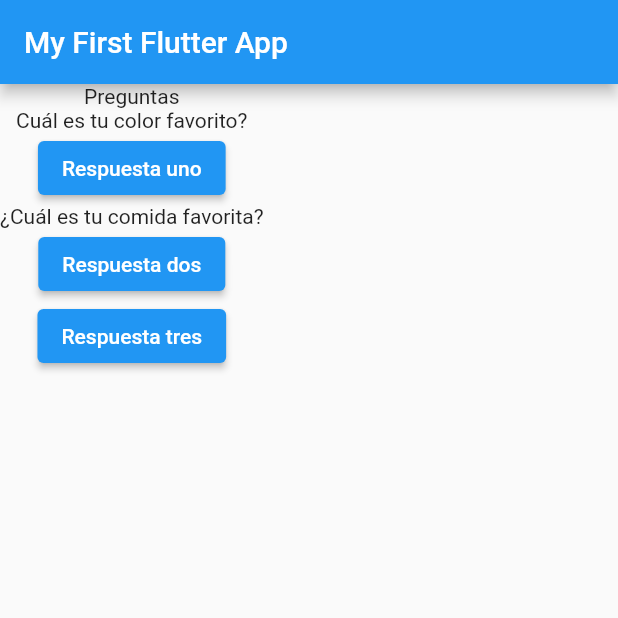
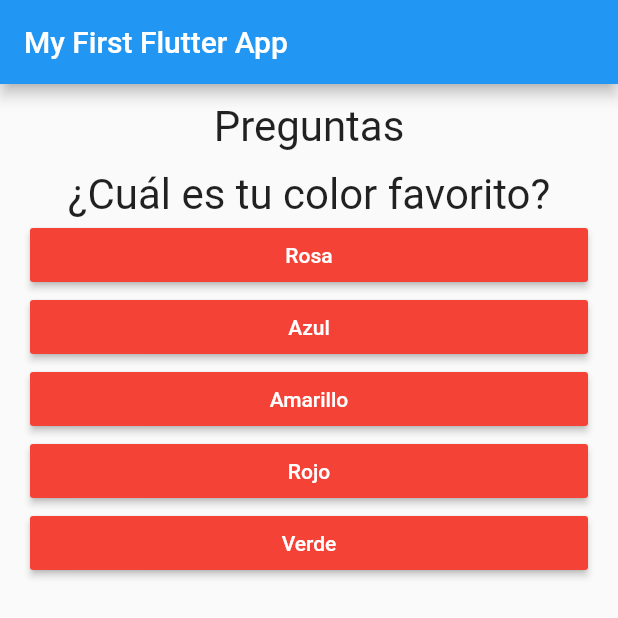
Before and after one commit to Arlinropin/ProjectGuideFlutter, a Flutter app: the screen it shows after launch, on a phone screen of 412 x 824 dp, the top half of it. Run offline on Flutter 3.47's test engine with Material 2 defaults, Android fonts, the phone set to English and light mode, and no system bars.

```diff
--- /dev/null
+++ b/lib/answer.dart
@@ -0,0 +1,22 @@
+import 'package:flutter/material.dart';
+
+class Answer extends StatelessWidget {
+  final String answerText;
+  final Function selectedHandler;
+
+  Answer(this.answerText, this.selectedHandler);
+
+  @override
+  Widget build(BuildContext context) {
+    return Container(
+      width: double.infinity,
+      margin: EdgeInsets.only(left: 20, right: 20),
+      child: RaisedButton(
+        color: Colors.red,
+        child: Text(answerText),
+        textColor: Colors.white,
+        onPressed: selectedHandler,
+      ),
+    );
+  }
+}
--- a/lib/main.dart
+++ b/lib/main.dart
@@ -1,5 +1,6 @@
 import 'package:flutter/material.dart';
 import 'question.dart';
+import 'answer.dart';
 
 //void main() {
 //  runApp(MyFirstFlutterApp());
@@ -16,18 +17,31 @@ class MyApp extends StatefulWidget {
 }
 
 class _MyAppState extends State<MyApp> {
-  var _questions = [
-    "Cuál es tu color favorito?",
-    "¿Cuál es tu comida favorita?"
+  var questions = [
+    {
+      'questionText': '¿Cuál es tu color favorito?',
+      'answers': ['Rosa', 'Azul', 'Amarillo', 'Rojo', 'Verde']
+    },
+    {
+      'questionText': '¿Cuál es tu comida favorita?',
+      'answers': ['Pollo', 'Sushi', 'Helado', 'Papas', 'Ensalada']
+    },
+    {
+      'questionText': '¿Cuál es tu animal favorito?',
+      'answers': ['Pájaro', 'Gato', 'Perro', 'Pez', 'Osos']
+    },
+    {
+      'questionText': 'Fin de las preguntas',
+      'answers': ['Ok']
+    }
   ];
+
   var _questionIndex = 0;
 
   void _answerQuestion() {
     setState(() {
-      if (_questionIndex < _questions.length - 1) {
+      if (_questionIndex < questions.length - 1) {
         _questionIndex++;
-      } else {
-        _questionIndex--;
       }
       print(_questionIndex);
     });
@@ -42,19 +56,12 @@ class _MyAppState extends State<MyApp> {
         ),
         body: Column(
           children: [
-            Text('Preguntas'),
-            Text(_questions[_questionIndex]),
-            ElevatedButton(
-                child: Text('Respuesta uno'), onPressed: _answerQuestion),
-            Text(_questions.elementAt(1)),
-            ElevatedButton(
-                child: Text('Respuesta dos'),
-                onPressed: () => print('Respuesta dos')),
-            ElevatedButton(
-                child: Text('Respuesta tres'),
-                onPressed: () {
-                  print('Respuesta tres');
-                }),
+            Question('Preguntas'),
+            Question(questions[_questionIndex]["questionText"]),
+            ...(questions[_questionIndex]['answers'] as List<String>)
+                .map((answer) {
+              return Answer(answer, _answerQuestion);
+            }).toList()
           ],
         ),
       ),
--- a/lib/question.dart
+++ b/lib/question.dart
@@ -5,9 +5,18 @@ import 'package:flutter/material.dart';
 class Question extends StatelessWidget {
   final String
       questionText; // 'final' es para decir que el valor no cambiara una vez se inicialice.
+
   Question(this.questionText);
   @override
   Widget build(BuildContext context) {
-    return Container();
+    return Container(
+      width: double.infinity,
+      margin: EdgeInsets.only(left: 20, right: 20, top: 12),
+      child: Text(
+        questionText,
+        style: TextStyle(fontSize: 28),
+        textAlign: TextAlign.center,
+      ),
+    );
   }
 }
```
Also changed, not shown: flutter_01.png (added), flutter_02.png (added).
